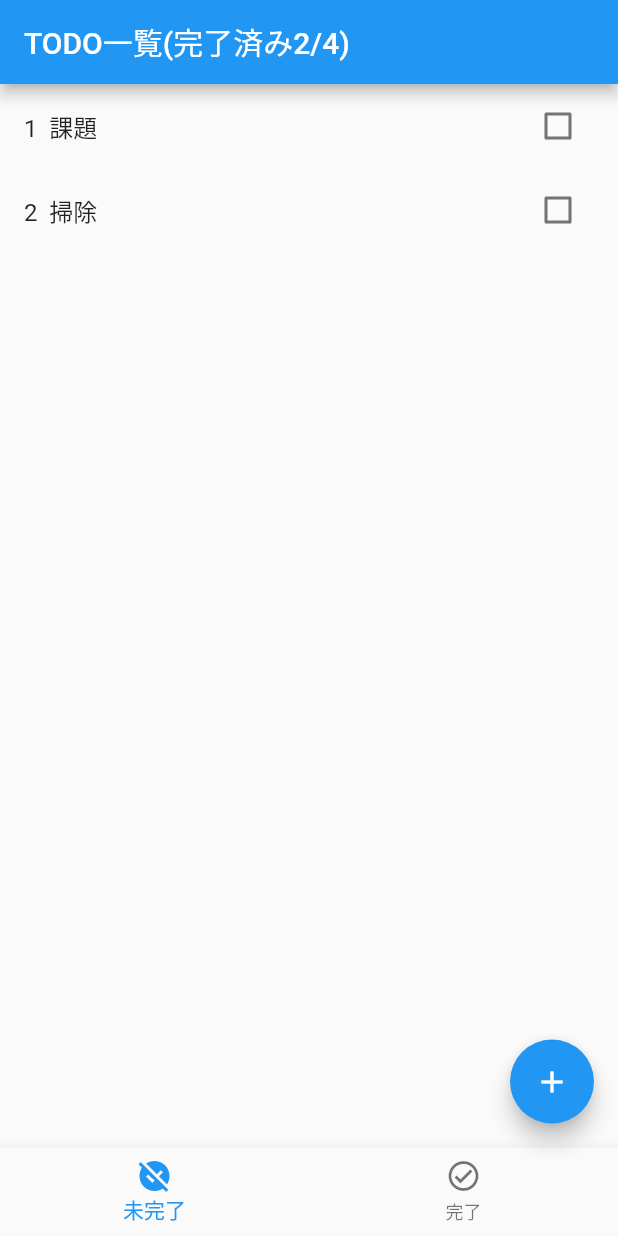
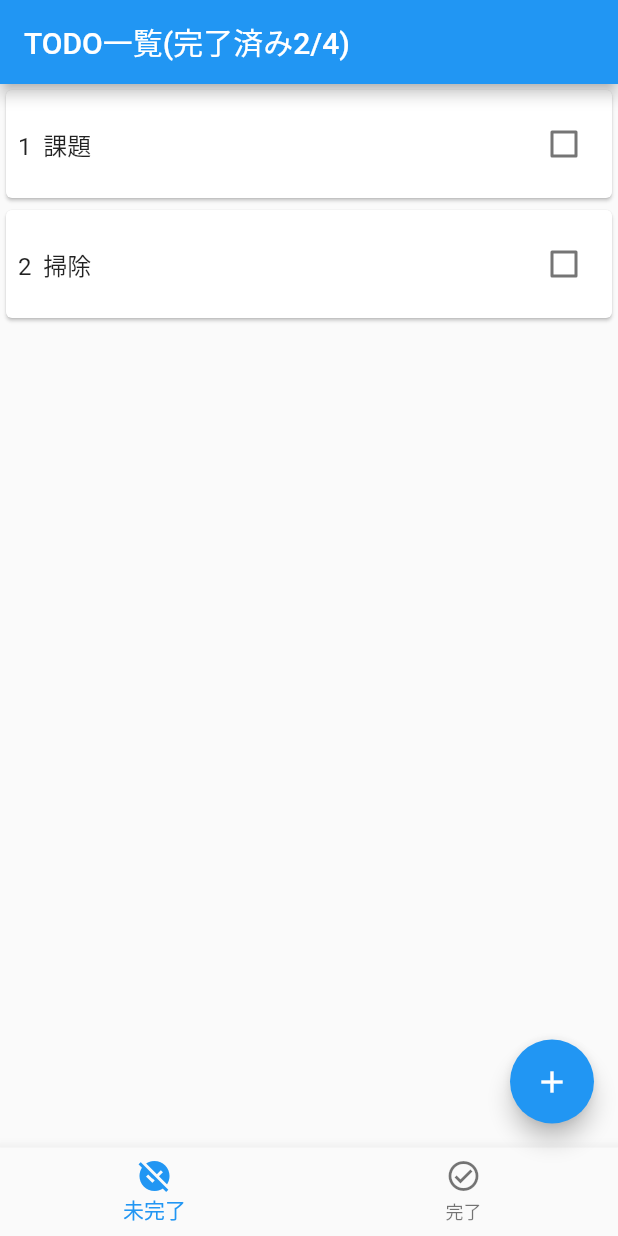
Before and after one commit to TomoyaMizumori/documents, a Flutter app: the screen it shows after launch, on a phone screen of 412 x 824 dp. Run offline on Flutter 3.47's test engine with Material 3 defaults, Android fonts, the light colour scheme and no system bars.

Commit message:
Cardウィジェットを使用

```diff
--- a/flutter/todo_practice/lib/todo_list.dart
+++ b/flutter/todo_practice/lib/todo_list.dart
@@ -68,8 +68,10 @@ class _TodoList extends State<TodoList> {
             itemCount: viewList.length,
             itemBuilder: (context, index) {
               final element = viewList[index];
-              return ListTile(
+              return Card(
+                child: ListTile(
                   title: Text('${element.id + 1}  ${element.title}'),
+                  contentPadding: const EdgeInsets.all(8),
                   trailing: Checkbox(
                       activeColor: Colors.green,
                       value: element.isCompleted,
@@ -90,6 +92,7 @@ class _TodoList extends State<TodoList> {
                       switchTodoItem: switchTodoItem,
                     );
                   })),
+                ),
               );
             },
           ))
```
Lines whose indentation alone changed are shown as unchanged.
